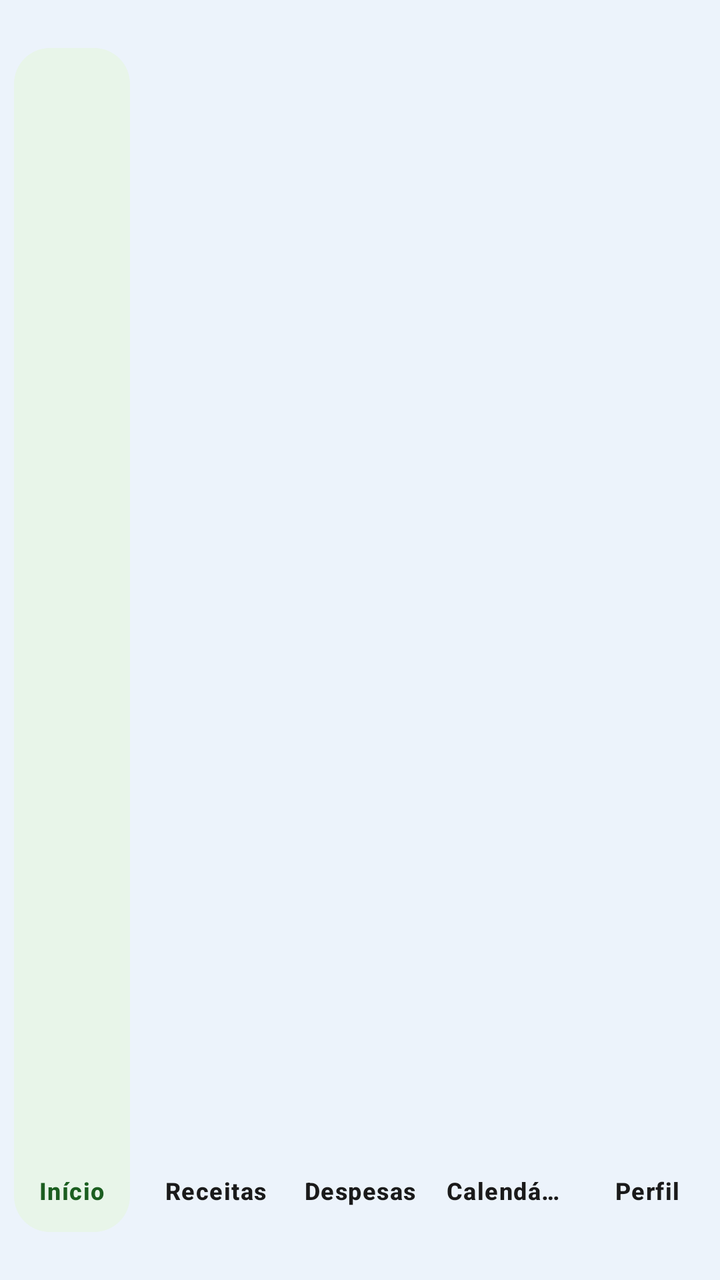
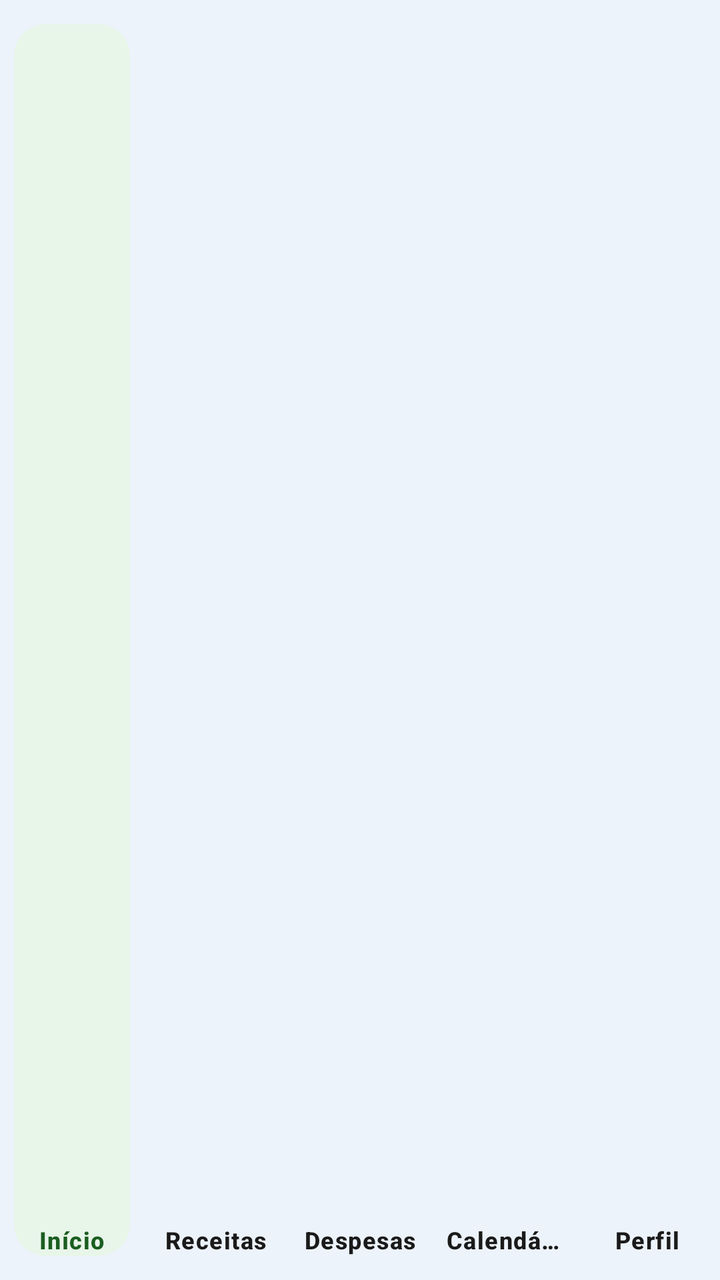

The first picture is an Android layout as it rendered before a commit; the second is the same layout after the commit. The layout source and the unified diff follow.
<!-- AndroidManifest.xml: application theme Theme.Meu_controle -->
<!-- res/layout/layout_bottom_nav.xml -->
<?xml version="1.0" encoding="utf-8"?>
<com.google.android.material.bottomnavigation.BottomNavigationView
    xmlns:android="http://schemas.android.com/apk/res/android"
    xmlns:app="http://schemas.android.com/apk/res-auto"
    android:id="@+id/bottom_navigation"
    android:layout_width="match_parent"
    android:layout_height="80dp"
    android:minHeight="80dp"
    android:paddingTop="6dp"
    android:paddingBottom="6dp"
    android:background="@color/surface"
    android:elevation="8dp"
    android:contentDescription="@string/nav_accessibility"
    app:itemBackground="@drawable/bg_nav_item_selector"
    app:itemActiveIndicatorStyle="@null"
    app:itemTextColor="@color/nav_item_text_color"
    app:itemTextAppearanceActive="@style/TextAppearance.BottomNavigation.Active"
    app:itemTextAppearanceInactive="@style/TextAppearance.BottomNavigation.Inactive"
    app:labelVisibilityMode="labeled"
    app:itemHorizontalTranslationEnabled="false"
    app:menu="@menu/menu_bottom_navigation" />
<!-- resources referenced by this layout -->
<resources>
  <color name="surface">#FFFFFF</color>
  <!-- drawable bg_nav_item_selector (drawable) -->
  <?xml version="1.0" encoding="utf-8"?>
  <selector xmlns:android="http://schemas.android.com/apk/res/android">
      <item android:drawable="@drawable/bg_nav_item_active" android:state_checked="true" />
      <item android:drawable="@android:color/transparent" />
  </selector>
  <string name="nav_accessibility">Navegação principal</string>
  <style name="TextAppearance.BottomNavigation.Active" parent="TextAppearance.Material3.LabelMedium">
          <item name="android:textSize">12sp</item>
          <item name="android:textStyle">bold</item>
          <item name="android:gravity">center</item>
          <item name="android:textAlignment">center</item>
          <item name="android:maxLines">1</item>
      </style>
  <style name="TextAppearance.BottomNavigation.Inactive" parent="TextAppearance.Material3.LabelMedium">
          <item name="android:textSize">12sp</item>
          <item name="android:textStyle">bold</item>
          <item name="android:gravity">center</item>
          <item name="android:textAlignment">center</item>
          <item name="android:maxLines">1</item>
      </style>
  <style name="Theme.Meu_controle" parent="Theme.Material3.DayNight.NoActionBar">
          <item name="colorPrimary">@color/primary</item>
          <item name="colorPrimaryDark">@color/primary_dark</item>
          <item name="colorAccent">@color/primary</item>
          <item name="colorSecondary">@color/primary</item>
          <item name="colorSurface">@color/surface</item>
          <item name="colorOnSurface">@color/on_surface</item>
          <item name="colorOnBackground">@color/on_surface</item>
          <item name="android:colorBackground">@color/background</item>
          <item name="android:textColorPrimary">@color/on_surface</item>
          <item name="android:textColorSecondary">@color/gray_text</item>
          <item name="android:windowLightStatusBar">true</item>
          <item name="materialAlertDialogTheme">@style/ThemeOverlay.Meu_controle.AlertDialog</item>
          <item name="textInputStyle">@style/Widget.Material3.TextInputLayout.OutlinedBox</item>
          <item name="materialButtonStyle">@style/Widget.Material3.Button</item>
      </style>
  <!-- drawable bg_nav_item_active (drawable) -->
  <?xml version="1.0" encoding="utf-8"?>
  <inset xmlns:android="http://schemas.android.com/apk/res/android"
      android:insetLeft="7dp"
      android:insetTop="18dp"
      android:insetRight="7dp"
      android:insetBottom="18dp">
      <shape android:shape="rectangle">
          <solid android:color="@color/green_light_bg" />
          <corners android:radius="18dp" />
      </shape>
  </inset>
  <color name="primary">#1976D2</color>
  <color name="primary_dark">#0D47A1</color>
  <color name="on_surface">#1A1A1A</color>
  <color name="background">#F8F9FA</color>
  <color name="gray_text">#666666</color>
  <style name="ThemeOverlay.Meu_controle.AlertDialog" parent="ThemeOverlay.Material3.MaterialAlertDialog">
          <item name="colorSurface">@color/surface</item>
          <item name="colorOnSurface">@color/on_surface</item>
      </style>
  <color name="green_light_bg">#E8F5E9</color>
</resources>

<!-- the commit's change to res/layout/layout_bottom_nav.xml (unified diff, before → after) -->
@@ -4,15 +4,15 @@
     xmlns:app="http://schemas.android.com/apk/res-auto"
     android:id="@+id/bottom_navigation"
     android:layout_width="match_parent"
-    android:layout_height="80dp"
-    android:minHeight="80dp"
-    android:paddingTop="6dp"
-    android:paddingBottom="6dp"
+    android:layout_height="64dp"
     android:background="@color/surface"
     android:elevation="8dp"
     android:contentDescription="@string/nav_accessibility"
     app:itemBackground="@drawable/bg_nav_item_selector"
-    app:itemActiveIndicatorStyle="@null"
+    app:itemActiveIndicatorStyle="@style/Widget.App.ActiveIndicator.None"
+    app:itemIconSize="0dp"
+    app:itemPaddingTop="0dp"
+    app:itemPaddingBottom="0dp"
     app:itemTextColor="@color/nav_item_text_color"
     app:itemTextAppearanceActive="@style/TextAppearance.BottomNavigation.Active"
     app:itemTextAppearanceInactive="@style/TextAppearance.BottomNavigation.Inactive"
<!-- resource entries referenced after the edit -->
@@ -22,6 +22,11 @@
           <item name="android:textAlignment">center</item>
           <item name="android:maxLines">1</item>
       </style>
+  <style name="Widget.App.ActiveIndicator.None" parent="Widget.Material3.BottomNavigationView.ActiveIndicator">
+          <item name="android:color">@android:color/transparent</item>
+          <item name="android:width">0dp</item>
+          <item name="android:height">0dp</item>
+      </style>
   <style name="Theme.Meu_controle" parent="Theme.Material3.DayNight.NoActionBar">
           <item name="colorPrimary">@color/primary</item>
           <item name="colorPrimaryDark">@color/primary_dark</item>
@@ -42,12 +47,12 @@
   <?xml version="1.0" encoding="utf-8"?>
   <inset xmlns:android="http://schemas.android.com/apk/res/android"
       android:insetLeft="7dp"
-      android:insetTop="18dp"
+      android:insetTop="12dp"
       android:insetRight="7dp"
-      android:insetBottom="18dp">
+      android:insetBottom="12dp">
       <shape android:shape="rectangle">
           <solid android:color="@color/green_light_bg" />
-          <corners android:radius="18dp" />
+          <corners android:radius="16dp" />
       </shape>
   </inset>
   <color name="primary">#1976D2</color>
